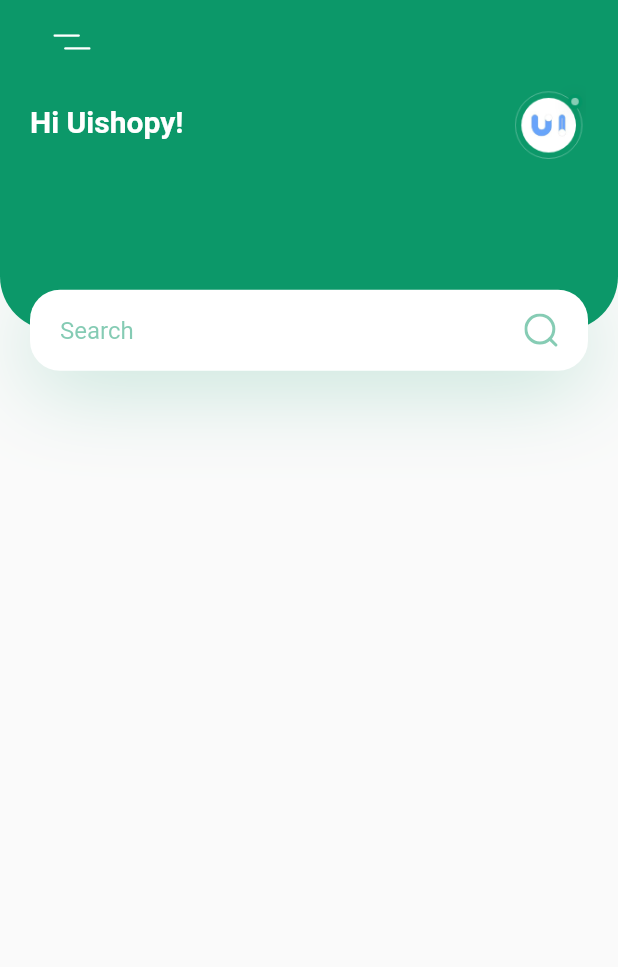
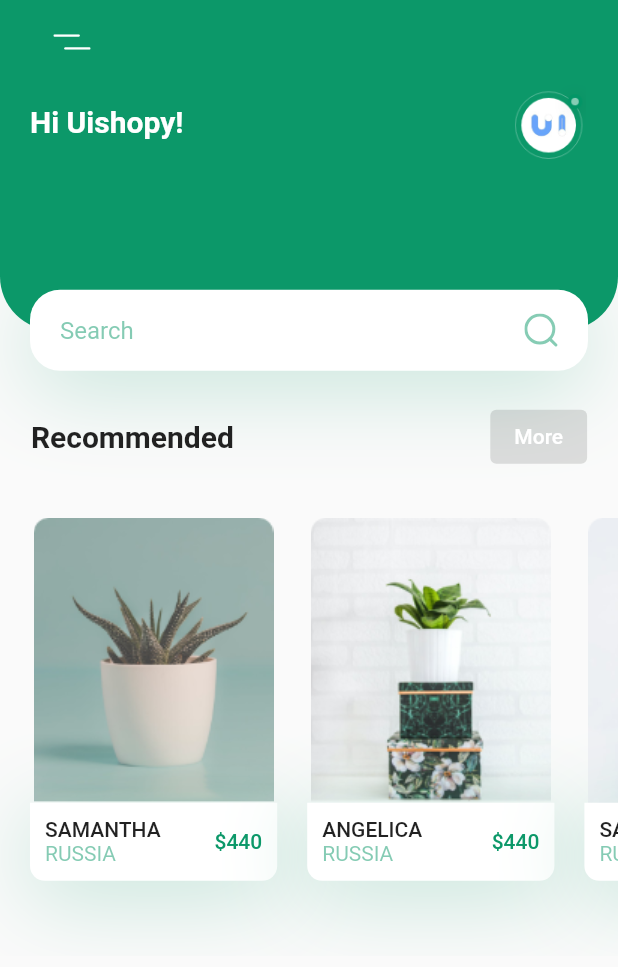
Before and after one commit to DeveloperRahnuma/PlantAppUi_Flutter, a Flutter app: the screen it shows after launch, on a phone screen of 412 x 824 dp. Shown: the top 967 px of the screen. Run offline on Flutter 3.47's test engine with Material 2 defaults, Android fonts, the phone set to English and light mode, and no system bars; our stand-ins replace flutter_svg.

Commit message:
Recommend plan section added

```diff
--- /dev/null
+++ b/lib/screeen/CommonComponent/CardWithData.dart
@@ -0,0 +1,85 @@
+import 'package:flutter/material.dart';
+import 'package:plant_flutter_app_ui/Resource/CustomColors.dart';
+
+class CardWithData extends StatelessWidget {
+  const CardWithData({
+    Key? key,
+    required this.title,
+    required this.image,
+    required this.country,
+    required this.price,
+    required this.press
+  }) : super(key: key);
+
+  final String title, image, country;
+  final int price;
+  final Function press;
+
+  @override
+  Widget build(BuildContext context) {
+    Size size = MediaQuery
+        .of(context)
+        .size;
+    return Container(
+      width: size.width * 0.4,
+      margin: const EdgeInsets.only(
+        left: kDefaultPadding,
+        top: kDefaultPadding / 2,
+        bottom: kDefaultPadding * 2.5,
+      ),
+      child: Column(
+          children: [
+          Image.asset(image),
+
+      GestureDetector(
+        onTap: press(),
+        child: Container(
+          padding: EdgeInsets.all(kDefaultPadding / 2),
+          decoration: BoxDecoration(
+              color: Colors.white,
+              borderRadius: const BorderRadius.only(
+                bottomLeft: Radius.circular(10),
+                bottomRight: Radius.circular(10),
+              ),
+              boxShadow: [
+                BoxShadow(
+                  offset: Offset(0, 10),
+                  blurRadius: 50,
+                  color: kPrimaryColor.withOpacity(0.23),
+                ),
+              ]
+          ),
+          child: Row(
+            children: <Widget>[
+              RichText(
+                text: TextSpan(
+                  children: [
+                    TextSpan(
+                        text: "$title\n".toUpperCase(),
+                        style: Theme.of(context).textTheme.button),
+                    TextSpan(
+                      text: "$country".toUpperCase(),
+                      style: TextStyle(
+                        color: kPrimaryColor.withOpacity(0.5),
+                      ),
+                    ),
+                  ],
+                ),
+              ),
+              Spacer(),
+              Text(
+                '\$$price',
+                style: Theme.of(context)
+                    .textTheme
+                    .button
+                    ?.copyWith(color: kPrimaryColor),
+              )
+            ],
+          ),
+        ),
+      )
+        ],
+      ),
+    );
+  }
+}
--- /dev/null
+++ b/lib/screeen/CommonComponent/Title_With_More.dart
@@ -0,0 +1,28 @@
+import 'package:flutter/material.dart';
+
+class TitleWithMore extends StatelessWidget {
+  const TitleWithMore({Key? key, required this.title, required this.press}) : super(key: key);
+
+  final String title;
+  final Function press;
+
+  @override
+  Widget build(BuildContext context) {
+
+    final screenSize = MediaQuery.of(context).size;
+    return Container(
+      margin: const EdgeInsets.symmetric(vertical: 20),
+      width: screenSize.width * 0.9,
+      child: Center(
+        child: Row(
+          children: [
+            Text(title, style: const TextStyle(fontSize: 20, fontWeight: FontWeight.bold),),
+            const Spacer(),
+            ElevatedButton(onPressed: press(), child:const Text(
+            "More", style: TextStyle(color: Colors.white),),)
+          ],
+        ),
+      ),
+    );
+  }
+}
--- a/lib/screeen/home/HomeComponent/Body.dart
+++ /dev/null
@@ -1,16 +0,0 @@
-import 'package:flutter/material.dart';
-import 'package:plant_flutter_app_ui/screeen/home/HomeComponent/HeaderWithSearchBox.dart';
-import 'package:plant_flutter_app_ui/screeen/home/HomeComponent/ToolBar.dart';
-
-class HomeBody extends StatelessWidget {
-  const HomeBody({Key? key}) : super(key: key);
-
-  @override
-  Widget build(BuildContext context) {
-    return Column(
-      children: const [
-        HeaderWithSearchBox()
-      ],
-    );
-  }
-}
--- /dev/null
+++ b/lib/screeen/home/HomeComponent/Component/Body.dart
@@ -0,0 +1,20 @@
+import 'package:flutter/material.dart';
+import 'package:plant_flutter_app_ui/screeen/home/HomeComponent/Component/HeaderWithSearchBox.dart';
+
+import '../../../CommonComponent/Title_With_More.dart';
+import 'RecomendsPlants.dart';
+
+class HomeBody extends StatelessWidget {
+  const HomeBody({Key? key}) : super(key: key);
+
+  @override
+  Widget build(BuildContext context) {
+    return Column(
+      children: [
+        HeaderWithSearchBox(),
+        TitleWithMore(title: "Recommended", press: () {}),
+        RecomendsPlants()
+      ],
+    );
+  }
+}
--- a/lib/screeen/home/HomeComponent/HeaderWithSearchBox.dart
+++ b/lib/screeen/home/HomeComponent/Component/HeaderWithSearchBox.dart
@@ -1,7 +1,8 @@
 import 'package:flutter/material.dart';
 import 'package:flutter_svg/svg.dart';
 import 'package:plant_flutter_app_ui/Resource/CustomColors.dart';
-import 'package:plant_flutter_app_ui/screeen/home/HomeComponent/ToolBar.dart';
+
+import 'ToolBar.dart';
 
 class HeaderWithSearchBox extends StatelessWidget {
   const HeaderWithSearchBox({Key? key}) : super(key: key);
--- /dev/null
+++ b/lib/screeen/home/HomeComponent/Component/RecomendsPlants.dart
@@ -0,0 +1,54 @@
+import 'package:flutter/material.dart';
+
+import '../../../CommonComponent/CardWithData.dart';
+
+class RecomendsPlants extends StatelessWidget {
+  const RecomendsPlants({Key? key}) : super(key: key);
+
+  @override
+  Widget build(BuildContext context) {
+
+    return SingleChildScrollView(
+      scrollDirection: Axis.horizontal,
+      child: Row(
+        children: <Widget>[
+          CardWithData(
+            image: "assets/images/image_1.png",
+            title: "Samantha",
+            country: "Russia",
+            price: 440,
+            press: () {
+              // Navigator.push(
+              //   context,
+              //   MaterialPageRoute(
+              //     builder: (context) => DetailsScreen(),
+              //   ),
+              // );
+            },
+          ),
+          CardWithData(
+            image: "assets/images/image_2.png",
+            title: "Angelica",
+            country: "Russia",
+            price: 440,
+            press: () {
+              // Navigator.push(
+              //   context,
+              //   MaterialPageRoute(
+              //     builder: (context) => DetailsScreen(),
+              //   ),
+              // );
+            },
+          ),
+          CardWithData(
+            image: "assets/images/image_3.png",
+            title: "Samantha",
+            country: "Russia",
+            price: 440,
+            press: () {},
+          ),
+        ],
+      ),
+    );
+  }
+}
--- a/lib/screeen/home/HomeScreen.dart
+++ b/lib/screeen/home/HomeScreen.dart
@@ -1,6 +1,5 @@
 import 'package:flutter/material.dart';
-import 'package:plant_flutter_app_ui/screeen/home/HomeComponent/Body.dart';
-import 'HomeComponent/ToolBar.dart';
+import 'package:plant_flutter_app_ui/screeen/home/HomeComponent/Component/Body.dart';
 
 class HomeScreen extends StatefulWidget {
   const HomeScreen({Key? key}) : super(key: key);
```
Also changed, not shown: lib/screeen/home/HomeComponent/Component/BottomNavigation.dart (added), lib/screeen/home/HomeComponent/Component/ToolBar.dart (renamed from lib/screeen/home/HomeComponent/ToolBar.dart), lib/screeen/home/HomeComponent/Model/RecomendsPlantsInformation.dart (added).
